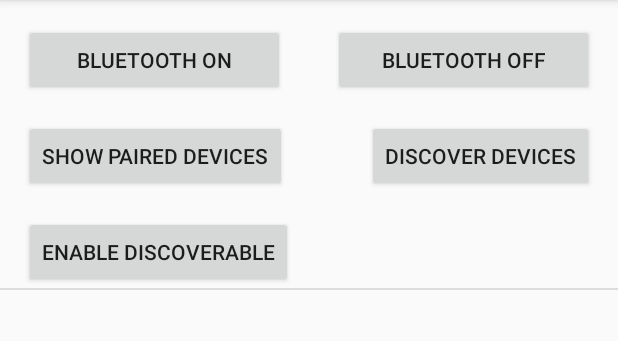
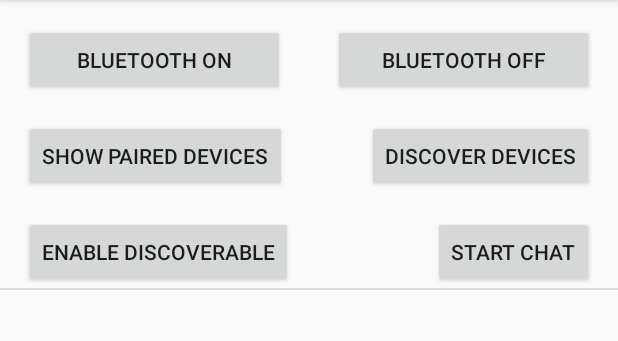
Before and after one commit to JD-666/Bluetooth-Authentication, an Android app: the screen it shows after launch (MainActivity), on a phone screen of 412 x 824 dp, the part 84-425 px from its top. Run offline under Robolectric (Android 15) with nearby library versions, the phone set to English and light mode, and no system bars.

```diff
--- a/app/src/main/java/com/example/bluetooth1/MainActivity.java
+++ b/app/src/main/java/com/example/bluetooth1/MainActivity.java
@@ -1,5 +1,6 @@
 package com.example.bluetooth1;
 
+import androidx.annotation.NonNull;
 import androidx.annotation.Nullable;
 import androidx.appcompat.app.AppCompatActivity;
 import androidx.core.app.ActivityCompat;
@@ -14,6 +15,8 @@ import android.content.Context;
 import android.content.Intent;
 import android.content.IntentFilter;
 import android.os.Bundle;
+import android.os.Handler;
+import android.os.Message;
 import android.util.Log;
 import android.view.View;
 import android.widget.Button;
@@ -27,7 +30,7 @@ public class MainActivity extends AppCompatActivity {
     private static final String LOG_TAG = MainActivity.class.getSimpleName();
     public static final int ENABLE_BT_REQUEST = 1;
 
-    private BluetoothAdapter myBtAdapter;
+    public BluetoothAdapter myBtAdapter;
     private Button btOnBtn, btOffBtn;
     private RecyclerView pairedDevices_view;
     private RecyclerView discoveredDevices_view;
@@ -41,18 +44,27 @@ public class MainActivity extends AppCompatActivity {
         super.onCreate(savedInstanceState);
         setContentView(R.layout.activity_main);
 
-        // Get a reference to some of the views for later use
-        btOnBtn = findViewById(R.id.bt_on_btn);
-        btOffBtn = findViewById(R.id.bt_off_btn);
-        pairedDevices_view = findViewById(R.id.paired_devices);
-        discoveredDevices_view = findViewById(R.id.discovered_devices);
-
+        findViewsbyIds(); // Get needed View references
         // Initialize a reference to the Bluetooth Adapter
         myBtAdapter = BluetoothAdapter.getDefaultAdapter();
 
         // initialize discovery settings
         setupDiscoverListener();
         setupDiscoverableListener();
+
+        // Initialize the message handling thread
+        MessageThread mthread = new MessageThread();
+        mthread.start();
+
+
+    }
+
+    private void findViewsbyIds() {
+        // Get a reference to some of the views for later use
+        btOnBtn = findViewById(R.id.bt_on_btn);
+        btOffBtn = findViewById(R.id.bt_off_btn);
+        pairedDevices_view = findViewById(R.id.paired_devices);
+        discoveredDevices_view = findViewById(R.id.discovered_devices);
     }
 
     /**
@@ -235,6 +247,42 @@ public class MainActivity extends AppCompatActivity {
         }
     }
 
+    Handler messageHandler = new Handler(new Handler.Callback() {
+        @Override
+        public boolean handleMessage(@NonNull Message msg) {
+            // Add code to update the view here
+            //myTextView.setText();
+            Log.d(LOG_TAG, String.valueOf(msg.arg1));
+            toast(String.valueOf(msg.arg1));
+            return false;
+        }
+    });
+
+    private class MessageThread extends Thread {
+        @Override
+        public void run() {
+            for (int i=0; i<50; i++) {
+                Message message = Message.obtain();
+                message.arg1 = i;
+                messageHandler.sendMessage(message);
+                try {
+                    sleep(500);
+                } catch (InterruptedException e) {
+                    e.printStackTrace();
+                }
+            }
+        }
+    }
+
+    /**
+     * Launches the ChatActivity. Does not pass data or expect result.
+     * @param view - the view that called this method
+     */
+    public void startChat(View view) {
+        Intent intent = new Intent(this, ChatActivity.class);
+        startActivity(intent);
+    }
+
     /**
      * Makes a long toast with the specified txt on the android device.
      * @param txt - String to use as the Toast message.
--- a/app/src/main/res/layout/activity_main.xml
+++ b/app/src/main/res/layout/activity_main.xml
@@ -96,4 +96,14 @@
         app:layout_constraintStart_toStartOf="parent"
         app:layout_constraintTop_toBottomOf="@+id/paired_devices_btn" />
 
+    <Button
+        android:id="@+id/start_chat"
+        android:layout_width="wrap_content"
+        android:layout_height="wrap_content"
+        android:layout_marginEnd="16dp"
+        android:onClick="startChat"
+        android:text="@string/start_chat_btn_txt"
+        app:layout_constraintBaseline_toBaselineOf="@+id/enable_discoverable"
+        app:layout_constraintEnd_toEndOf="parent" />
+
 </androidx.constraintlayout.widget.ConstraintLayout>
--- a/app/src/main/res/values/strings.xml
+++ b/app/src/main/res/values/strings.xml
@@ -6,4 +6,5 @@
     <string name="device_textview" />
     <string name="discover_btn_text">Discover devices</string>
     <string name="enable_discoverable_button_txt">Enable Discoverable</string>
+    <string name="start_chat_btn_txt">Start Chat</string>
 </resources>
```
Also changed, not shown: app/src/main/AndroidManifest.xml (+7 -0 lines), app/src/main/java/com/example/bluetooth1/ChatActivity.java (added, +18 -0 lines), app/src/main/res/layout/activity_chat.xml (added, +37 -0 lines).
